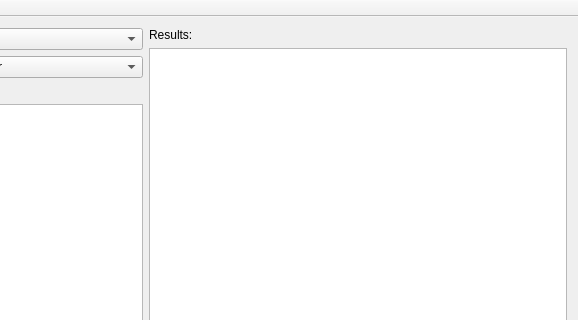
Above: SearchBrowser/searchbrowser.ui from damian-tomczak/SearchBrowser before the change; both pictures show x 287 to 865 and y 0 to 320 of the 865 by 452 pixel window. Below: the same form after it.
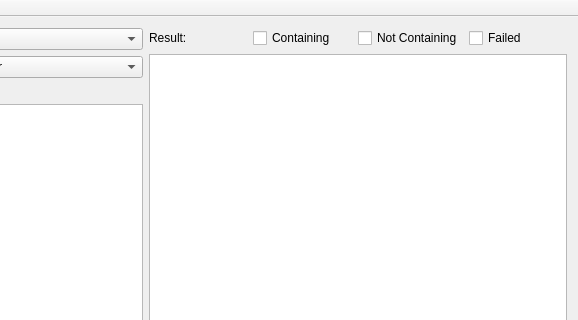
That is the form after the change.

```diff
--- a/SearchBrowser/searchbrowser.ui
+++ b/SearchBrowser/searchbrowser.ui
@@ -98,11 +98,36 @@
     <item>
      <layout class="QVBoxLayout" name="verticalLayout_3">
       <item>
+       <layout class="QHBoxLayout" name="horizontalLayout_4">
+        <item>
        <widget class="QLabel" name="label_3">
         <property name="text">
-         <string>Results:</string>
-        </property>
-       </widget>
+           <string>Result:</string>
+          </property>
+         </widget>
+        </item>
+        <item>
+         <widget class="QCheckBox" name="checkBox_3">
+          <property name="text">
+           <string>Containing</string>
+          </property>
+         </widget>
+        </item>
+        <item>
+         <widget class="QCheckBox" name="checkBox_2">
+          <property name="text">
+           <string>Not Containing</string>
+          </property>
+         </widget>
+        </item>
+        <item>
+         <widget class="QCheckBox" name="checkBox_1">
+          <property name="text">
+           <string>Failed</string>
+          </property>
+         </widget>
+        </item>
+       </layout>
       </item>
       <item>
        <widget class="QListWidget" name="listWidget"/>
```
Lines whose indentation alone changed are shown as unchanged.
